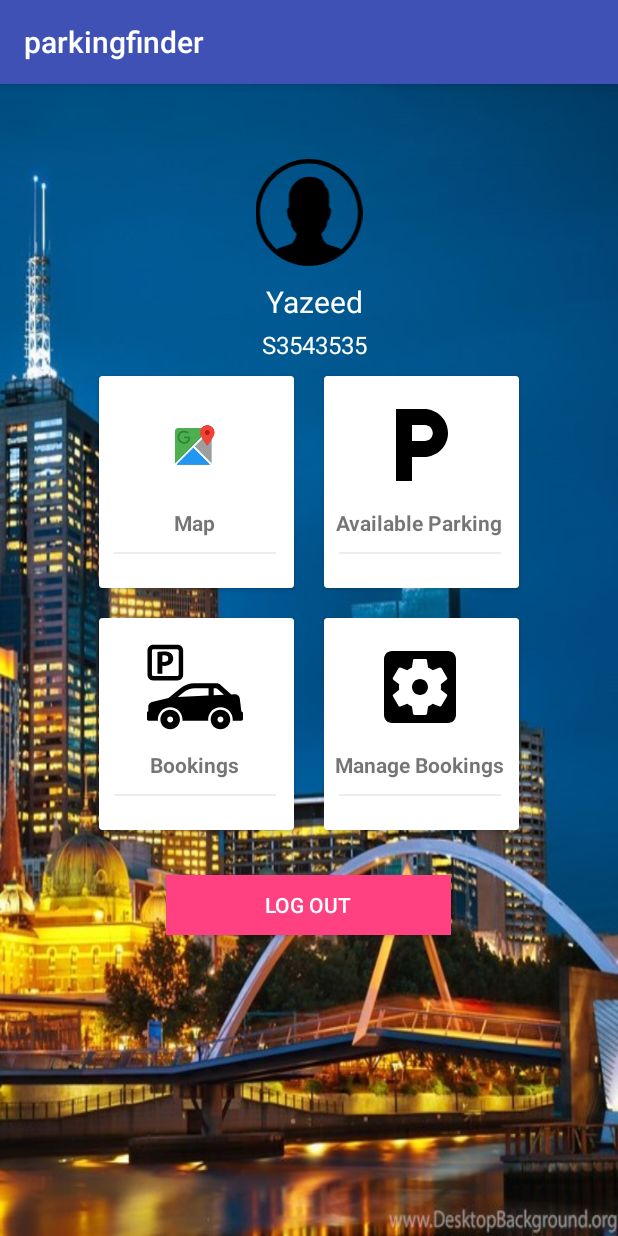
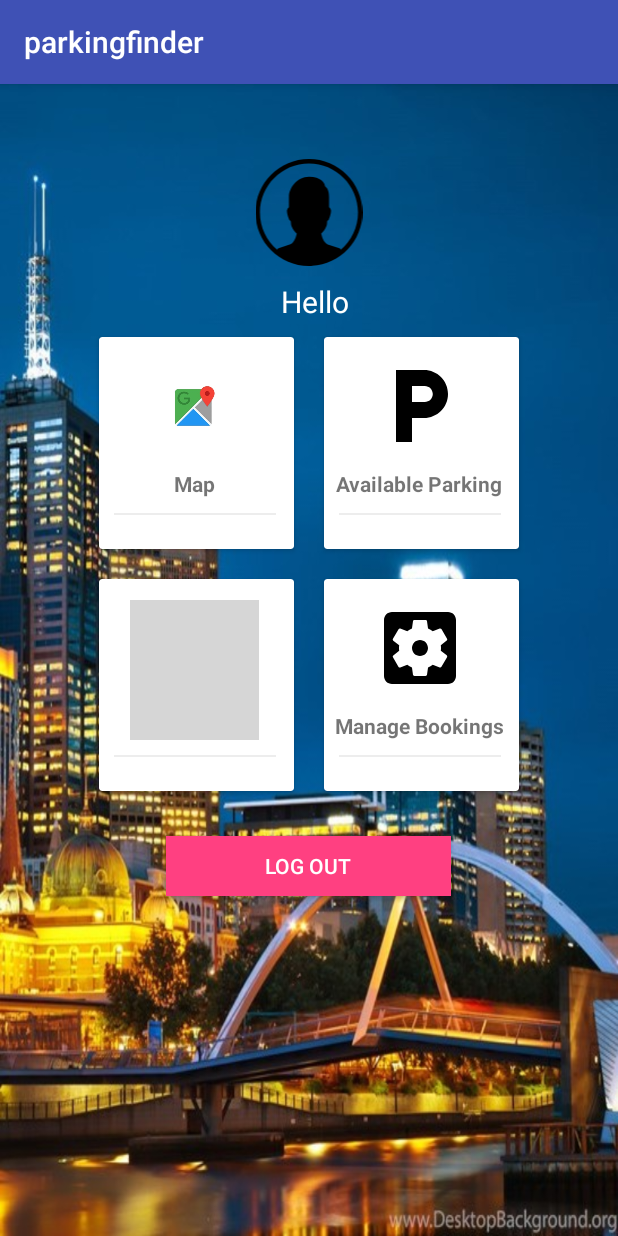
Before and after one commit to Riger73/parkingfinder, an Android app: the screen it shows after launch once a user with an empty profile is signed in (MenuActivity), on a phone screen of 412 x 824 dp. Run offline under Robolectric (Android 15) with nearby library versions, the phone set to English and light mode, and no system bars; our stand-ins replace Firebase (no records; nobody signed in at launch, a user with empty details on screens opened directly); grey boxes are pictures that could not be loaded.

Commit message:
Cleaned up menu

```diff
--- a/app/src/main/java/com/pp1/parkingfinder/view/MenuActivity.java
+++ b/app/src/main/java/com/pp1/parkingfinder/view/MenuActivity.java
@@ -25,7 +25,7 @@ public class MenuActivity extends AppCompatActivity implements
 
         findViewById(R.id.selectMap).setOnClickListener(this);
         findViewById(R.id.listLeases).setOnClickListener(this);
-        findViewById(R.id.makeBooking).setOnClickListener(this);
+        findViewById(R.id.makeRating).setOnClickListener(this);
         findViewById(R.id.listBooking).setOnClickListener(this);
         findViewById(R.id.button_logout).setOnClickListener(this);
     }
@@ -45,7 +45,7 @@ public class MenuActivity extends AppCompatActivity implements
                 startActivity(intent);
                 break;
             }
-            case R.id.makeBooking: {
+            case R.id.makeRating: {
                 Intent intent = new Intent(MenuActivity.this,
                         BookingActivity.class);
                 startActivity(intent);
--- a/app/src/main/res/layout/menu_activity.xml
+++ b/app/src/main/res/layout/menu_activity.xml
@@ -25,22 +25,10 @@
         android:layout_height="wrap_content"
         android:layout_marginStart="4dp"
         android:layout_marginTop="10dp"
-        android:text="Yazeed"
+        android:text="Hello"
         android:textColor="#ffffff"
         android:textSize="20sp"
         app:layout_constraintTop_toTopOf="parent" />
-
-    <TextView
-        android:textSize="16sp"
-        android:text="S3543535"
-        android:id="@+id/user_id"
-        android:textColor="#ffffff"
-        android:layout_marginTop="4dp"
-        android:layout_marginStart="4dp"
-        android:layout_width="wrap_content"
-        android:layout_height="wrap_content"
-        app:layout_constraintTop_toTopOf="@id/edittext_firstname"
-        />
 
     <LinearLayout
         android:clipToPadding="false"
@@ -140,17 +128,10 @@
                 android:orientation="vertical">
 
                 <ImageView
-                    android:id="@+id/makeBooking"
-                    android:layout_width="64dp"
-                    android:layout_height="64dp"
-                    android:src="@drawable/ic_parking_svgrepo_com" />
-
-                <TextView
-                    android:layout_width="wrap_content"
-                    android:layout_height="wrap_content"
-                    android:layout_marginTop="10dp"
-                    android:text="Bookings"
-                    android:textStyle="bold" />
+                    android:id="@+id/makeRating"
+                    android:layout_width="86dp"
+                    android:layout_height="93dp"
+                    android:src="@drawable/rate_us" />
 
                 <View
                     android:layout_width="match_parent"
--- a/app/src/main/res/values/strings.xml
+++ b/app/src/main/res/values/strings.xml
@@ -34,4 +34,5 @@
     <string name="collection_users">Customers</string>
     <string name="collection_rego">Registration</string>
     <string name="collection_parking_listings">Listings</string>
+    <string name="customer">customer</string>
 </resources>
```
